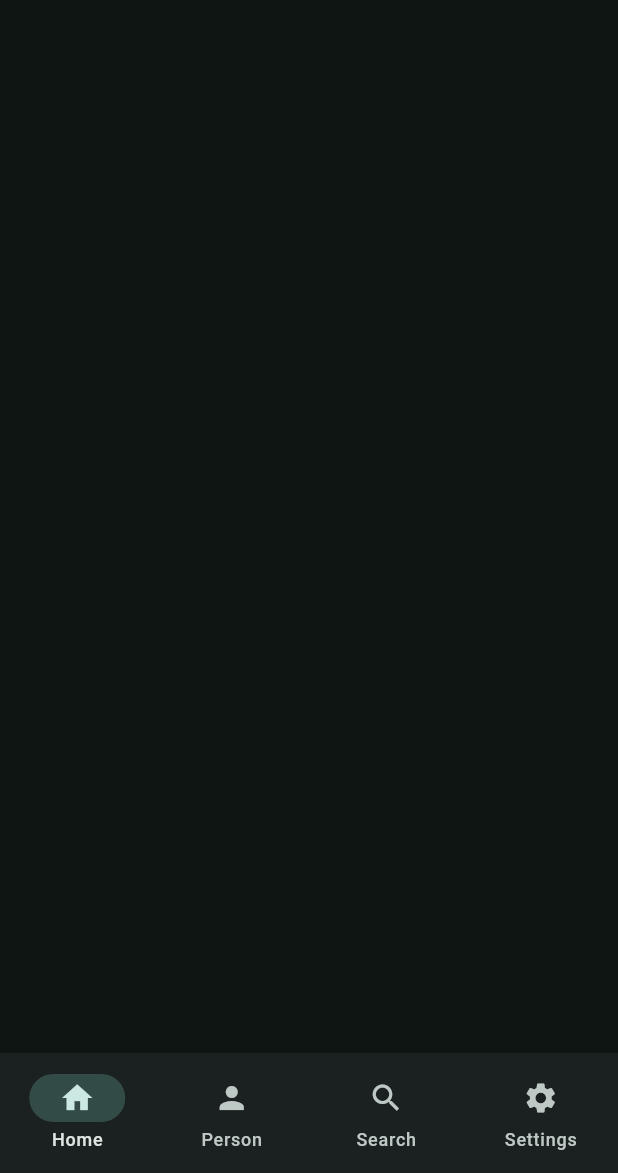
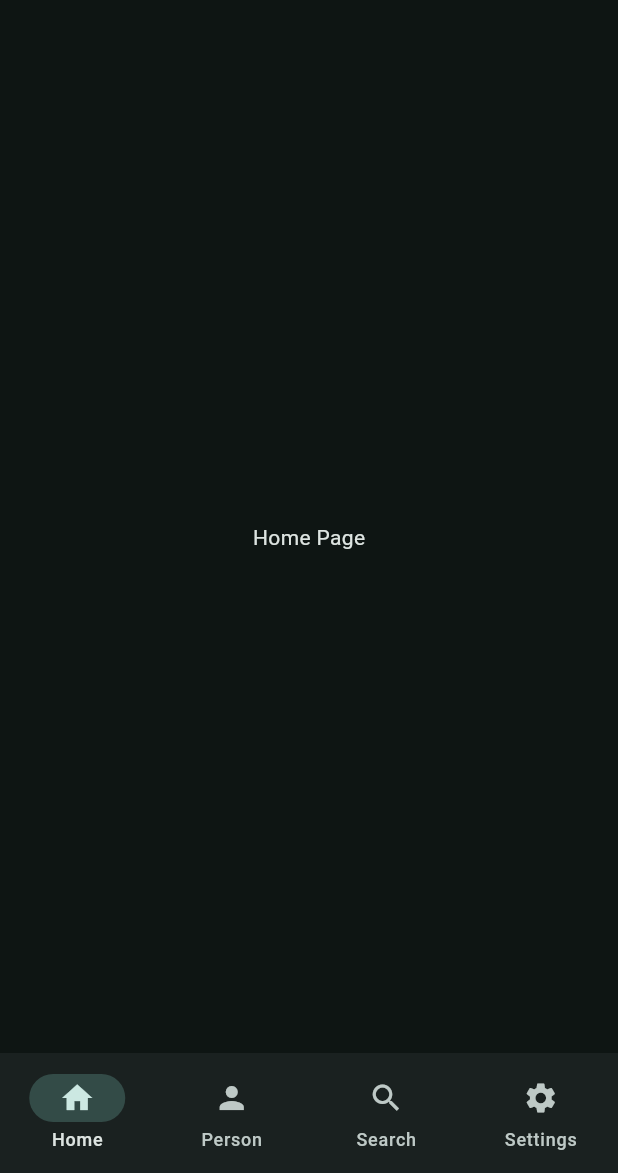
Before and after one commit to LHjortlund/flutter_april, a Flutter app: the screen it shows after launch, on a phone screen of 412 x 824 dp, the part 63-1236 px from its top. Run offline on Flutter 3.47's test engine with Material 3 defaults, Android fonts, the phone set to English and light mode, and no system bars.

Commit message:
pages created

```diff
--- a/lib/views/pages/home_page.dart
+++ b/lib/views/pages/home_page.dart
@@ -0,0 +1,10 @@
+import 'package:flutter/material.dart';
+
+class HomePage extends StatelessWidget {
+  const HomePage({super.key});
+
+  @override
+  Widget build(BuildContext context) {
+    return Center(child: Text('Home Page'));
+  }
+}
--- a/lib/views/widget_tree.dart
+++ b/lib/views/widget_tree.dart
@@ -1,5 +1,19 @@
 import 'package:flutter/material.dart';
 import 'package:flutter_april/widgets/navbar_widget.dart';
+import 'package:flutter_april/views/pages/home_page.dart';
+import 'package:flutter_april/views/pages/profile_page.dart';
+import 'package:flutter_april/views/pages/search_page.dart';
+import 'package:flutter_april/views/pages/settings_page.dart';
+// This is a widget tree that will be used in the main.dart file
+// It will be used to create the main structure of the app
+
+List<Widget> pages = [
+  const HomePage(),
+  const ProfilePage(),
+  const SearchPage(),
+  const SettingsPage(),
+];
+// This is a list of pages that will be used in the bottom navigation bar
 
 class WidgetTree extends StatelessWidget {
   const WidgetTree({super.key});
@@ -8,6 +22,7 @@ class WidgetTree extends StatelessWidget {
   Widget build(BuildContext) {
     return Scaffold(
       appBar: AppBar(title: Text('Flutter April-test')),
+      body: pages.elementAt(0),
       bottomNavigationBar: NavbarWidget(),
     );
   }
```
Also changed, not shown: lib/views/pages/profile_page.dart (+10 -0 lines), lib/views/pages/search_page.dart (added, +10 -0 lines), lib/views/pages/settings_page.dart (added, +10 -0 lines).
